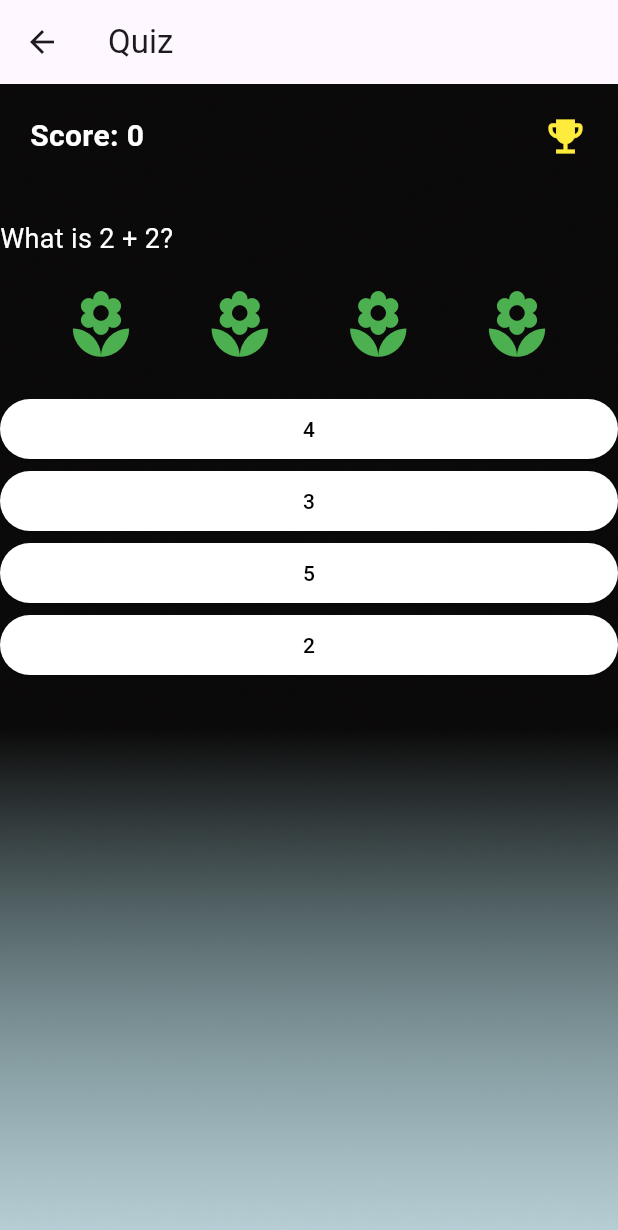
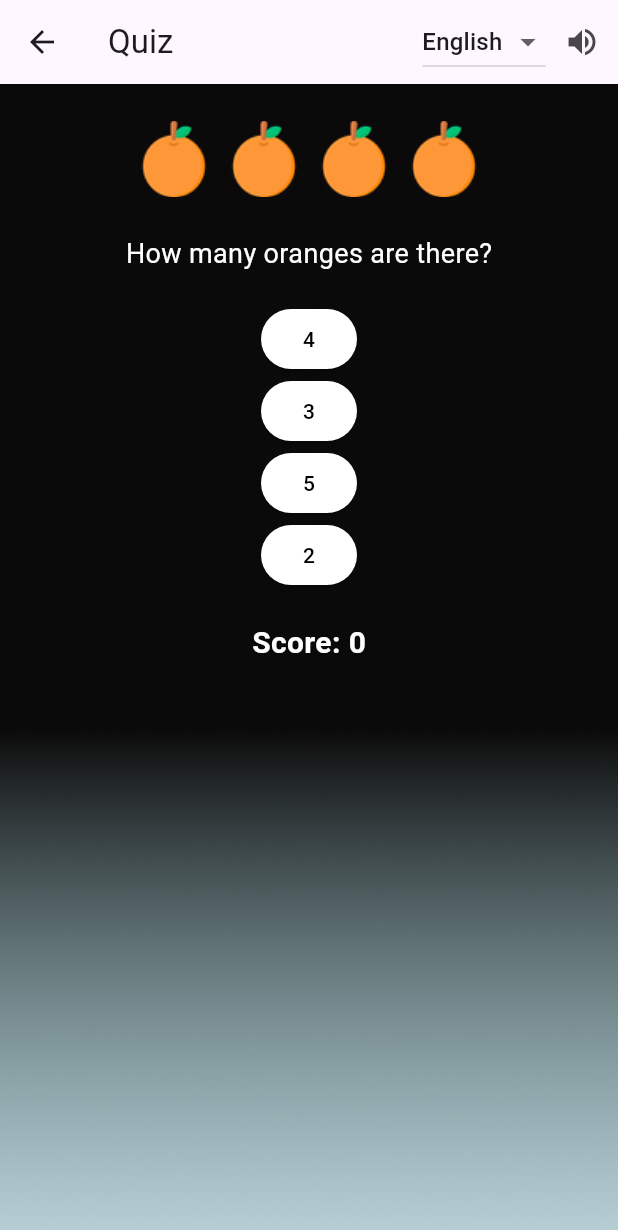
Before and after one commit to RohanL1/op_games, a Flutter app: the QuizPage screen opened directly, on a phone screen of 412 x 824 dp. Shown: the top 1230 px of the screen. Run offline on Flutter 3.47's test engine with Material 3 defaults, Android fonts, the phone set to English and light mode, and no system bars; our stand-ins replace flip_card, flutter_tts; missing offline and left inert: number_to_words_english.

Commit message:
added feature tts

```diff
--- a/lib/Quiz_page.dart
+++ b/lib/Quiz_page.dart
@@ -1,8 +1,14 @@
 import 'package:flutter/material.dart';
+import 'package:flutter_tts/flutter_tts.dart';
 
 class CommonDesign {
   static const String backgroundImage = 'assets/home_screen.png';
   static const Color primaryColor = Colors.white; // Change as needed
+}
+
+enum Language {
+  English,
+  Spanish,
 }
 
 class QuizPage extends StatefulWidget {
@@ -15,40 +21,41 @@ class QuizPage extends StatefulWidget {
 class _QuizPageState extends State<QuizPage> {
   int score = 0;
   int currentQuestionIndex = 0;
+  Language selectedLanguage = Language.English;
+  late FlutterTts flutterTts;
 
   List<Question> questions = [
     Question(
-      questionText: 'What is 2 + 2?',
+      questionText: 'How many oranges are there?',
       options: ['4', '3', '5', '2'],
       correctAnswer: '4',
-      icons: [
-        Icons.local_florist,
-        Icons.local_florist,
-        Icons.local_florist,
-        Icons.local_florist,
-      ],
+      numberOfOranges: 4,
     ),
     Question(
-      questionText: 'What is 5 - 3?',
+      questionText: 'How many oranges are there?',
       options: ['2', '3', '4', '5'],
       correctAnswer: '2',
-      icons: [
-        Icons.local_florist,
-        Icons.local_florist,
-      ],
+      numberOfOranges: 2,
     ),
     Question(
-      questionText: 'What is 3 * 4?',
-      options: ['10', '12', '14', '8'],
-      correctAnswer: '12',
-      icons: [
-        Icons.local_florist,
-        Icons.local_florist,
-        Icons.local_florist,
-        Icons.local_florist,
-      ],
+      questionText: 'How many oranges are there?',
+      options: ['3', '6', '4', '8'],
+      correctAnswer: '4',
+      numberOfOranges: 4,
     ),
   ];
+
+  @override
+  void initState() {
+    super.initState();
+    flutterTts = FlutterTts();
+  }
+
+  Future<void> speakQuestion(String text) async {
+    await flutterTts.setLanguage(selectedLanguage == Language.English ? 'en-US' : 'es-ES');
+    await flutterTts.setSpeechRate(0.5);
+    await flutterTts.speak(text);
+  }
 
   void checkAnswer(String selectedAnswer) {
     String correctAnswer = questions[currentQuestionIndex].correctAnswer;
@@ -56,6 +63,7 @@ class _QuizPageState extends State<QuizPage> {
       if (selectedAnswer == correctAnswer) {
         score = (score + 10).clamp(0, 100);
       } else {
+        showCorrectAnswerDialog(correctAnswer);
         score = (score - 5).clamp(0, 100);
       }
       if (currentQuestionIndex < questions.length - 1) {
@@ -66,11 +74,65 @@ class _QuizPageState extends State<QuizPage> {
     });
   }
 
+  void showCorrectAnswerDialog(String correctAnswer) {
+    showDialog(
+      context: context,
+      builder: (context) => AlertDialog(
+        title: Text('Wrong Answer'),
+        content: Text('The correct answer is $correctAnswer.'),
+        actions: [
+          TextButton(
+            onPressed: () {
+              Navigator.of(context).pop();
+            },
+            child: Text('OK'),
+          ),
+        ],
+      ),
+    );
+  }
+
+  String getQuestionText() {
+    return selectedLanguage == Language.English
+        ? questions[currentQuestionIndex].questionText
+        : '¿Cuántas naranjas hay?'; // Translate to Spanish or other languages
+  }
+
+  String getOptionText(String option) {
+    return selectedLanguage == Language.English
+        ? option
+        : option; // Translate to Spanish or other languages
+  }
+
   @override
   Widget build(BuildContext context) {
     return Scaffold(
       appBar: AppBar(
         title: Text('Quiz'),
+        actions: [
+          DropdownButton<Language>(
+            value: selectedLanguage,
+            onChanged: (Language? newValue) {
+              if (newValue != null) {
+                setState(() {
+                  selectedLanguage = newValue;
+                });
+              }
+            },
+            items: Language.values.map<DropdownMenuItem<Language>>((lang) {
+              return DropdownMenuItem<Language>(
+                value: lang,
+                child: Text(lang == Language.English ? 'English' : 'Spanish'),
+              );
+            }).toList(),
+          ),
+          IconButton(
+            onPressed: () {
+              speakQuestion(getQuestionText());
+            },
+            icon: Icon(Icons.volume_up),
+          ),
+        ],
       ),
       body: Container(
         decoration: BoxDecoration(
@@ -81,65 +143,51 @@ class _QuizPageState extends State<QuizPage> {
         ),
         child: Center(
           child: Column(
-            crossAxisAlignment: CrossAxisAlignment.stretch,
             children: [
-              Padding(
-                padding: const EdgeInsets.all(20.0),
-                child: Row(
-                  mainAxisAlignment: MainAxisAlignment.spaceBetween,
-                  children: [
-                    Text(
-                      'Score: $score',
-                      style: TextStyle(
-                        color: CommonDesign.primaryColor,
-                        fontWeight: FontWeight.bold,
-                        fontSize: 20,
-                      ),
-                    ),
-                    Icon(
-                      Icons.emoji_events,
-                      color: Colors.yellow,
-                      size: 30,
-                    ),
-                  ],
+              SizedBox(height: 20),
+              Row(
+                mainAxisAlignment: MainAxisAlignment.center,
+                children: List.generate(
+                  questions[currentQuestionIndex].numberOfOranges,
+                      (index) => Image.asset(
+                    'assets/orange.png',
+                    width: 60,
+                    height: 60,
+                  ),
                 ),
               ),
               SizedBox(height: 20),
               Text(
-                questions[currentQuestionIndex].questionText,
+                getQuestionText(),
                 style: TextStyle(
                   color: CommonDesign.primaryColor,
                   fontSize: 18,
                 ),
               ),
               SizedBox(height: 20),
-              Row(
-                mainAxisAlignment: MainAxisAlignment.spaceEvenly,
-                children: List.generate(
-                  questions[currentQuestionIndex].icons.length,
-                      (index) => Icon(
-                    questions[currentQuestionIndex].icons[index],
-                    size: 50,
-                    color: Colors.green, // Change color as needed
-                  ),
-                ),
+              Column(
+                children: questions[currentQuestionIndex].options.map((option) {
+                  return ElevatedButton(
+                    onPressed: () {
+                      checkAnswer(option);
+                    },
+                    child: Text(
+                      getOptionText(option),
+                      style: TextStyle(color: Colors.black),
+                    ),
+                    style: ButtonStyle(
+                      backgroundColor: MaterialStateProperty.all(CommonDesign.primaryColor),
+                    ),
+                  );
+                }).toList(),
               ),
               SizedBox(height: 20),
-              ...List.generate(
-                questions[currentQuestionIndex].options.length,
-                    (index) => ElevatedButton(
-                  onPressed: () {
-                    checkAnswer(
-                        questions[currentQuestionIndex].options[index]);
-                  },
-                  child: Text(
-                    questions[currentQuestionIndex].options[index],
-                    style: TextStyle(color: Colors.black),
-                  ),
-                  style: ButtonStyle(
-                    backgroundColor:
-                    MaterialStateProperty.all(CommonDesign.primaryColor),
-                  ),
+              Text(
+                'Score: $score',
+                style: TextStyle(
+                  color: CommonDesign.primaryColor,
+                  fontWeight: FontWeight.bold,
+                  fontSize: 20,
                 ),
               ),
             ],
@@ -154,12 +202,12 @@ class Question {
   final String questionText;
   final List<String> options;
   final String correctAnswer;
-  final List<IconData> icons;
+  final int numberOfOranges;
 
   Question({
     required this.questionText,
     required this.options,
     required this.correctAnswer,
-    required this.icons,
+    required this.numberOfOranges,
   });
 }
```
Also changed, not shown: pubspec.yaml (+6 -4 lines), 1 other file.
